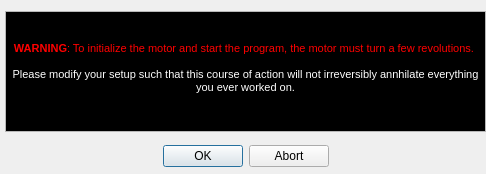
SimLeek/silverpak-syringe-pump, file syringe_pump_init_ui.ui: the form before one commit.
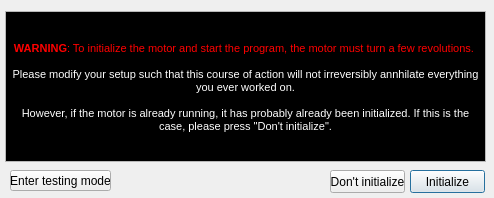
The form after the commit.

The edit to the form file:
```diff
--- a/syringe_pump_init_ui.ui
+++ b/syringe_pump_init_ui.ui
@@ -6,39 +6,26 @@
    <rect>
     <x>0</x>
     <y>0</y>
-    <width>486</width>
-    <height>174</height>
+    <width>494</width>
+    <height>198</height>
    </rect>
   </property>
+  <property name="sizePolicy">
+   <sizepolicy hsizetype="Fixed" vsizetype="Fixed">
+    <horstretch>0</horstretch>
+    <verstretch>0</verstretch>
+   </sizepolicy>
+  </property>
   <property name="windowTitle">
    <string>Init</string>
   </property>
-  <widget class="QDialogButtonBox" name="buttonBox">
-   <property name="geometry">
-    <rect>
-     <x>10</x>
-     <y>140</y>
-     <width>471</width>
-     <height>32</height>
-    </rect>
-   </property>
-   <property name="orientation">
-    <enum>Qt::Horizontal</enum>
-   </property>
-   <property name="standardButtons">
-    <set>QDialogButtonBox::Abort|QDialogButtonBox::Ok</set>
-   </property>
-   <property name="centerButtons">
-    <bool>true</bool>
-   </property>
-  </widget>
   <widget class="QTextBrowser" name="textBrowser">
    <property name="geometry">
     <rect>
      <x>5</x>
      <y>11</y>
      <width>481</width>
-     <height>121</height>
+     <height>151</height>
     </rect>
    </property>
    <property name="html">
@@ -50,7 +37,48 @@
 &lt;p align=&quot;center&quot; style=&quot;-qt-paragraph-type:empty; margin-top:0px; margin-bottom:0px; margin-left:0px; margin-right:0px; -qt-block-indent:0; text-indent:0px; font-size:8pt; font-weight:600; color:#ff0000;&quot;&gt;&lt;br /&gt;&lt;/p&gt;
 &lt;p align=&quot;center&quot; style=&quot; margin-top:0px; margin-bottom:0px; margin-left:0px; margin-right:0px; -qt-block-indent:0; text-indent:0px;&quot;&gt;&lt;span style=&quot; font-size:8pt; font-weight:600; color:#ff0000;&quot;&gt;WARNING&lt;/span&gt;&lt;span style=&quot; font-size:8pt; color:#ff0000;&quot;&gt;: To initialize the motor and start the program, the motor must turn a few revolutions. &lt;/span&gt;&lt;/p&gt;
 &lt;p align=&quot;center&quot; style=&quot;-qt-paragraph-type:empty; margin-top:0px; margin-bottom:0px; margin-left:0px; margin-right:0px; -qt-block-indent:0; text-indent:0px; font-size:8pt;&quot;&gt;&lt;br /&gt;&lt;/p&gt;
-&lt;p align=&quot;center&quot; style=&quot; margin-top:0px; margin-bottom:0px; margin-left:0px; margin-right:0px; -qt-block-indent:0; text-indent:0px;&quot;&gt;&lt;span style=&quot; font-size:8pt; color:#ffffff;&quot;&gt;Please modify your setup such that this course of action will not irreversibly annhilate everything you ever worked on.&lt;/span&gt;&lt;/p&gt;&lt;/body&gt;&lt;/html&gt;</string>
+&lt;p align=&quot;center&quot; style=&quot; margin-top:0px; margin-bottom:0px; margin-left:0px; margin-right:0px; -qt-block-indent:0; text-indent:0px;&quot;&gt;&lt;span style=&quot; font-size:8pt; color:#ffffff;&quot;&gt;Please modify your setup such that this course of action will not irreversibly annhilate everything you ever worked on.&lt;/span&gt;&lt;/p&gt;
+&lt;p align=&quot;center&quot; style=&quot;-qt-paragraph-type:empty; margin-top:0px; margin-bottom:0px; margin-left:0px; margin-right:0px; -qt-block-indent:0; text-indent:0px; font-size:8pt; color:#ffffff;&quot;&gt;&lt;br /&gt;&lt;/p&gt;
+&lt;p align=&quot;center&quot; style=&quot; margin-top:0px; margin-bottom:0px; margin-left:0px; margin-right:0px; -qt-block-indent:0; text-indent:0px;&quot;&gt;&lt;span style=&quot; font-size:8pt; color:#ffffff;&quot;&gt;However, if the motor is already running, it has probably already been initialized. If this is the case, please press &amp;quot;Don't initialize&amp;quot;.&lt;/span&gt;&lt;/p&gt;&lt;/body&gt;&lt;/html&gt;</string>
+   </property>
+  </widget>
+  <widget class="QPushButton" name="init_button">
+   <property name="geometry">
+    <rect>
+     <x>410</x>
+     <y>170</y>
+     <width>75</width>
+     <height>23</height>
+    </rect>
+   </property>
+   <property name="text">
+    <string>Initialize</string>
+   </property>
+  </widget>
+  <widget class="QPushButton" name="dontinit_button">
+   <property name="geometry">
+    <rect>
+     <x>330</x>
+     <y>170</y>
+     <width>75</width>
+     <height>23</height>
+    </rect>
+   </property>
+   <property name="text">
+    <string>Don't initialize</string>
+   </property>
+  </widget>
+  <widget class="QPushButton" name="entertesting_button">
+   <property name="geometry">
+    <rect>
+     <x>10</x>
+     <y>170</y>
+     <width>101</width>
+     <height>21</height>
+    </rect>
+   </property>
+   <property name="text">
+    <string>Enter testing mode</string>
    </property>
   </widget>
  </widget>
```
Left out of the diff: 35 changed lines with no effect on the pictures.
